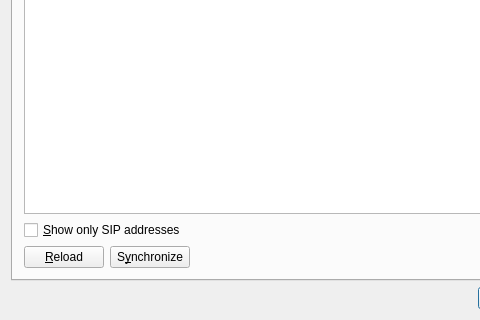
First picture: the form in src/gui/getaddressform.ui, repository LubosD/twinkle, before the edit; both pictures show x 0 to 480 and y 154 to 474 of the 655 by 474 pixel window.
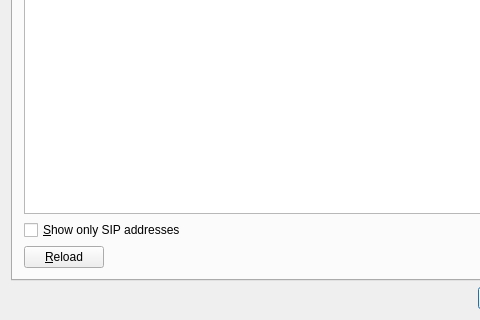
Second picture: the form after the edit.

Commit message:
Rip out the whole "synchronize Akonadi collections" thing
This has been an unending source of problems, so I'm calling it quits.

What changed in the file:
```diff
--- a/src/gui/getaddressform.ui
+++ b/src/gui/getaddressform.ui
@@ -106,19 +106,6 @@
            </property>
           </widget>
          </item>
-         <item>
-          <widget class="QPushButton" name="synchronizePushButton">
-           <property name="whatsThis">
-            <string>Synchronize all Akonadi contacts.</string>
-           </property>
-           <property name="text">
-            <string>S&amp;ynchronize</string>
-           </property>
-           <property name="shortcut">
-            <string>Alt+Y</string>
-           </property>
-          </widget>
-         </item>
          <item>
           <spacer>
            <property name="orientation">
```
Left out of the diff: 6 changed lines with no effect on the pictures. The commit also changes 4 other files.
